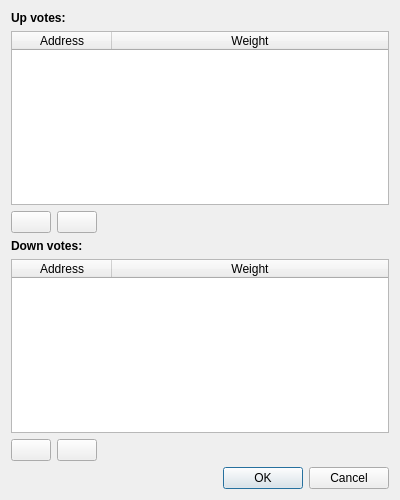
This is src/qt/forms/reputationvotedialog.ui in CoinGame/BCEShadow as Qt 5 draws it before an edit. The edited form follows.
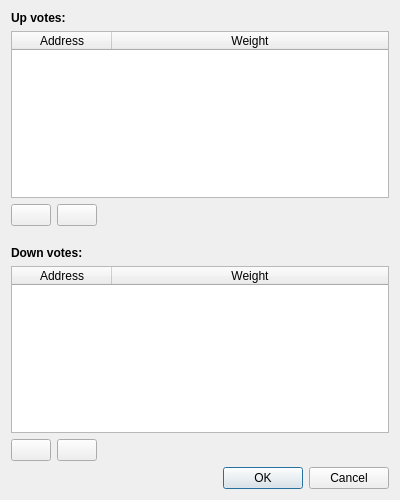
This is the edited form. Icons and pictures are not drawn.

Commit message: Added spacing between up and down vote tables

The edit to the form file:
```diff
--- a/src/qt/forms/reputationvotedialog.ui
+++ b/src/qt/forms/reputationvotedialog.ui
@@ -15,8 +15,6 @@
   </property>
   <layout class="QVBoxLayout" name="verticalLayout_3">
    <item>
-    <layout class="QVBoxLayout" name="verticalLayout">
-     <item>
       <layout class="QVBoxLayout" name="verticalLayout_2">
        <item>
         <widget class="QLabel" name="label">
@@ -95,6 +93,24 @@
        </item>
       </layout>
      </item>
+   <item>
+    <spacer name="verticalSpacer">
+     <property name="orientation">
+      <enum>Qt::Vertical</enum>
+     </property>
+     <property name="sizeType">
+      <enum>QSizePolicy::Fixed</enum>
+     </property>
+     <property name="sizeHint" stdset="0">
+      <size>
+       <width>20</width>
+       <height>14</height>
+      </size>
+     </property>
+    </spacer>
+   </item>
+   <item>
+    <layout class="QVBoxLayout" name="verticalLayout">
      <item>
       <widget class="QLabel" name="label_2">
        <property name="font">
```
Lines whose indentation alone changed are shown as unchanged.
